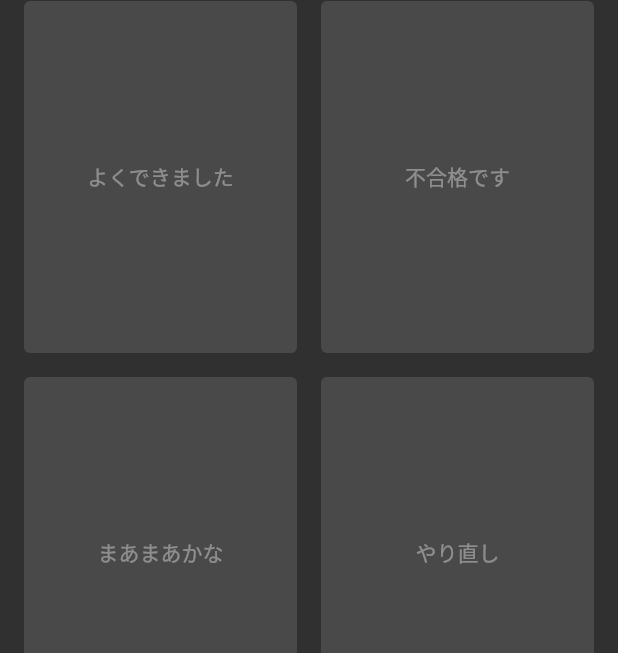
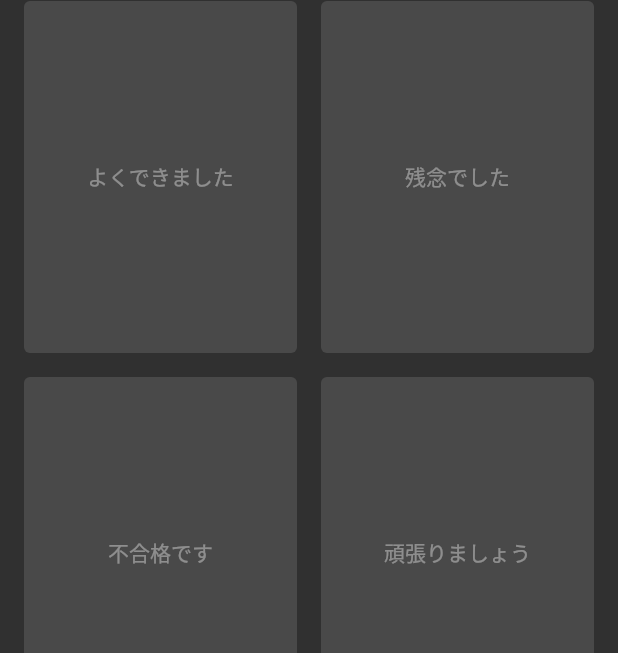
Before and after one commit to WatanabeKazue/straight_machine, a Flutter app: the screen it shows after launch, on a phone screen of 412 x 824 dp. Shown: the part 483-1136 px from the top of the screen. Run offline on Flutter 3.47's test engine with Material 2 defaults, Android fonts, the phone set to English and light mode, and no system bars; missing offline and left inert: dart:ffi, soundpool; statements that could not run were skipped.

Commit message:
finish 107

```diff
--- a/lib/screens/home_screen.dart
+++ b/lib/screens/home_screen.dart
@@ -1,7 +1,9 @@
 import 'dart:ffi';
-
 import 'package:flutter/cupertino.dart';
 import 'package:flutter/material.dart';
+import 'package:flutter/services.dart';
+
+import 'package:soundpool/soundpool.dart';
 
 class HomeScreen extends StatefulWidget {
   @override
@@ -9,15 +11,47 @@ class HomeScreen extends StatefulWidget {
 }
 
 class _HomeScreenState extends State<HomeScreen> {
+  List<String> _texts = [
+    "おめでとうございます",
+    "合格です",
+    "よくできました",
+    "残念でした",
+    "不合格です",
+    "頑張りましょう"
+  ];
 
-// String _text01 ="おめでとうございます";
-// String _text02 ="合格です";
-// String _text03 ="よくできました";
-// String _text04 ="不合格です";
-// String _text05 ="まあまあかな";
-// String _text06 ="やり直し";
-  List<String> _texts = ["おめでとうございます","合格です","よくできました","不合格です",
-     "まあまあかな","やり直し"];
+  List<int> _soundIds = [0, 0, 0, 0, 0, 0];
+
+  // List<int> soundld = List();
+
+  Soundpool _soundpool;
+
+  int number = 3;
+
+  @override
+  void initState() {
+    _initSounds();
+    super.initState();
+  }
+
+  void _initSounds() async {
+    _soundpool = Soundpool();
+
+    _soundIds[0] = await loadSound("assets/sounds/sound1.mp3");
+    // _soundIds[0] = await rootBundle
+    //     .load("assets/sounds/sound1.mp3")
+    //     .then((value) => _soundpool.load(value));
+  }
+
+  Future<int> loadSound(String s) {
+    return null;
+  }
+
+  @override
+  void dispose() {
+    _soundpool.release();
+    super.dispose();
+  }
 
   @override
   Widget build(BuildContext context) {
@@ -68,12 +102,16 @@ class _HomeScreenState extends State<HomeScreen> {
     );
   }
 
-  Widget _soundButton(String displayText) {
+  Widget _soundButton(String displayText,) {
     return Container(
       padding: EdgeInsets.all(8.0),
       child: ElevatedButton(
-        child: Text( displayText),
+        onPressed: null, //Todo 音を鳴らす
+        child: Text(displayText),
       ),
     );
   }
 }
+// _soundIds[0] = await rootBundle
+//     .load("assets/sounds/sound1.mp3")
+//     .then((Value)=>_soundpool.load(value));
```
